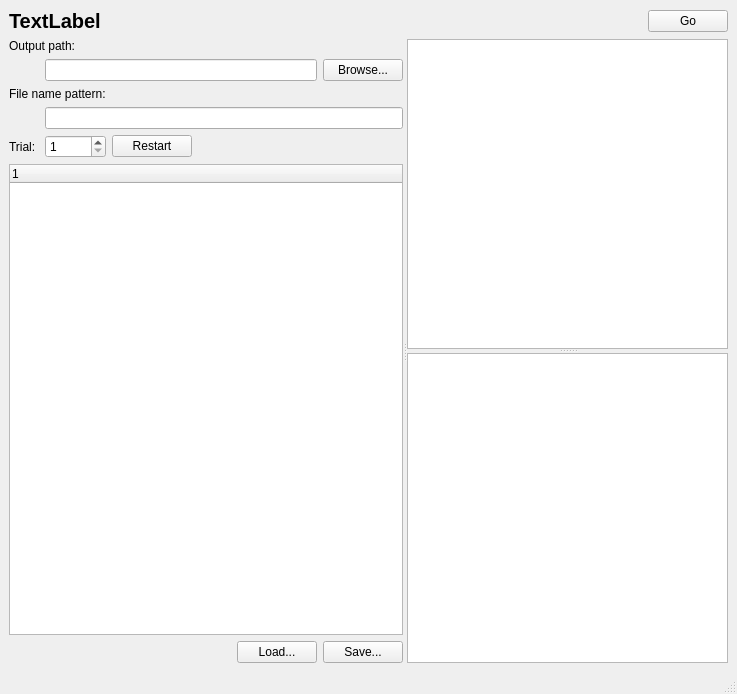
tytell/Bender2, file bender.ui: the form before one commit.
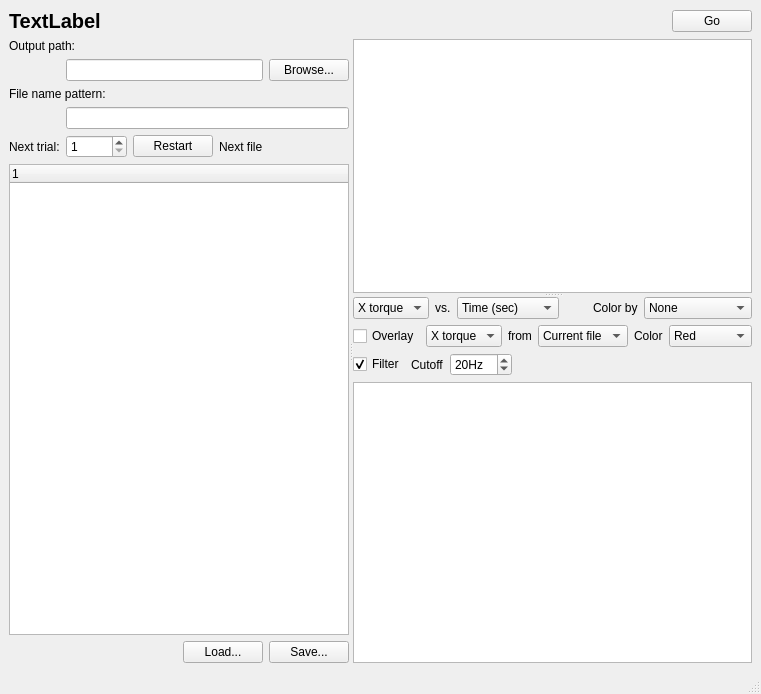
The form after the commit. Custom widgets are drawn as their Qt base class.

```diff
--- a/bender.ui
+++ b/bender.ui
@@ -79,7 +79,7 @@
           <item row="6" column="0">
            <widget class="QLabel" name="label_3">
             <property name="text">
-             <string>Trial:</string>
+             <string>Next trial:</string>
             </property>
            </widget>
           </item>
@@ -123,17 +123,17 @@
            </widget>
           </item>
           <item row="6" column="3">
-           <spacer name="horizontalSpacer_3">
-            <property name="orientation">
-             <enum>Qt::Horizontal</enum>
+           <widget class="QLabel" name="nextFileNameLabel">
+            <property name="sizePolicy">
+             <sizepolicy hsizetype="Expanding" vsizetype="Preferred">
+              <horstretch>0</horstretch>
+              <verstretch>0</verstretch>
+             </sizepolicy>
             </property>
-            <property name="sizeHint" stdset="0">
-             <size>
-              <width>40</width>
-              <height>20</height>
-             </size>
+            <property name="text">
+             <string>Next file</string>
             </property>
-           </spacer>
+           </widget>
           </item>
          </layout>
         </item>
@@ -184,7 +184,294 @@
         <enum>Qt::Vertical</enum>
        </property>
        <widget class="PlotWidget" name="plot1Widget"/>
-       <widget class="PlotWidget" name="plot2Widget"/>
+       <widget class="QWidget" name="verticalLayoutWidget_2">
+        <layout class="QVBoxLayout" name="verticalLayout_3">
+         <item>
+          <layout class="QHBoxLayout" name="horizontalLayout_3">
+           <item>
+            <widget class="QComboBox" name="plotYBox">
+             <item>
+              <property name="text">
+               <string>X torque</string>
+              </property>
+             </item>
+             <item>
+              <property name="text">
+               <string>Y force</string>
+              </property>
+             </item>
+             <item>
+              <property name="text">
+               <string>X force</string>
+              </property>
+             </item>
+             <item>
+              <property name="text">
+               <string>Y force</string>
+              </property>
+             </item>
+             <item>
+              <property name="text">
+               <string>Z force</string>
+              </property>
+             </item>
+             <item>
+              <property name="text">
+               <string>Z torque</string>
+              </property>
+             </item>
+            </widget>
+           </item>
+           <item>
+            <widget class="QLabel" name="label_4">
+             <property name="text">
+              <string>vs.</string>
+             </property>
+            </widget>
+           </item>
+           <item>
+            <widget class="QComboBox" name="plotXBox">
+             <item>
+              <property name="text">
+               <string>Time (sec)</string>
+              </property>
+             </item>
+             <item>
+              <property name="text">
+               <string>Time (cycles)</string>
+              </property>
+             </item>
+             <item>
+              <property name="text">
+               <string>Phase</string>
+              </property>
+             </item>
+             <item>
+              <property name="text">
+               <string>Angle</string>
+              </property>
+             </item>
+            </widget>
+           </item>
+           <item>
+            <spacer name="horizontalSpacer_3">
+             <property name="orientation">
+              <enum>Qt::Horizontal</enum>
+             </property>
+             <property name="sizeHint" stdset="0">
+              <size>
+               <width>40</width>
+               <height>20</height>
+              </size>
+             </property>
+            </spacer>
+           </item>
+           <item>
+            <widget class="QLabel" name="label_5">
+             <property name="text">
+              <string>Color by</string>
+             </property>
+            </widget>
+           </item>
+           <item>
+            <widget class="QComboBox" name="colorByBox">
+             <item>
+              <property name="text">
+               <string>None</string>
+              </property>
+             </item>
+             <item>
+              <property name="text">
+               <string>Active/passive</string>
+              </property>
+             </item>
+             <item>
+              <property name="text">
+               <string>Cycle number</string>
+              </property>
+             </item>
+            </widget>
+           </item>
+          </layout>
+         </item>
+         <item>
+          <layout class="QHBoxLayout" name="horizontalLayout_4">
+           <item>
+            <widget class="QCheckBox" name="overlayCheck">
+             <property name="text">
+              <string>Overlay</string>
+             </property>
+            </widget>
+           </item>
+           <item>
+            <widget class="QComboBox" name="plotYOverlayBox">
+             <item>
+              <property name="text">
+               <string>X torque</string>
+              </property>
+             </item>
+             <item>
+              <property name="text">
+               <string>Y force</string>
+              </property>
+             </item>
+             <item>
+              <property name="text">
+               <string>X force</string>
+              </property>
+             </item>
+             <item>
+              <property name="text">
+               <string>Y force</string>
+              </property>
+             </item>
+             <item>
+              <property name="text">
+               <string>Z force</string>
+              </property>
+             </item>
+             <item>
+              <property name="text">
+               <string>Z torque</string>
+              </property>
+             </item>
+            </widget>
+           </item>
+           <item>
+            <widget class="QLabel" name="label_6">
+             <property name="text">
+              <string>from</string>
+             </property>
+            </widget>
+           </item>
+           <item>
+            <widget class="QComboBox" name="overlayFromBox">
+             <item>
+              <property name="text">
+               <string>Current file</string>
+              </property>
+             </item>
+             <item>
+              <property name="text">
+               <string>Other file...</string>
+              </property>
+             </item>
+            </widget>
+           </item>
+           <item>
+            <spacer name="horizontalSpacer_4">
+             <property name="orientation">
+              <enum>Qt::Horizontal</enum>
+             </property>
+             <property name="sizeHint" stdset="0">
+              <size>
+               <width>40</width>
+               <height>20</height>
+              </size>
+             </property>
+            </spacer>
+           </item>
+           <item>
+            <widget class="QLabel" name="label_7">
+             <property name="text">
+              <string>Color</string>
+             </property>
+            </widget>
+           </item>
+           <item>
+            <widget class="QComboBox" name="overlayColorBox">
+             <item>
+              <property name="text">
+               <string>Red</string>
+              </property>
+             </item>
+             <item>
+              <property name="text">
+               <string>Blue</string>
+              </property>
+             </item>
+             <item>
+              <property name="text">
+               <string>Green</string>
+              </property>
+             </item>
+             <item>
+              <property name="text">
+               <string>Black</string>
+              </property>
+             </item>
+             <item>
+              <property name="text">
+               <string>Dark red</string>
+              </property>
+             </item>
+             <item>
+              <property name="text">
+               <string>Dark blue</string>
+              </property>
+             </item>
+            </widget>
+           </item>
+          </layout>
+         </item>
+         <item>
+          <layout class="QHBoxLayout" name="horizontalLayout_5">
+           <item>
+            <widget class="QCheckBox" name="filterCheck">
+             <property name="text">
+              <string>Filter</string>
+             </property>
+             <property name="checked">
+              <bool>true</bool>
+             </property>
+            </widget>
+           </item>
+           <item>
+            <widget class="QLabel" name="label_8">
+             <property name="text">
+              <string>Cutoff</string>
+             </property>
+            </widget>
+           </item>
+           <item>
+            <widget class="QDoubleSpinBox" name="filterCutoffBox">
+             <property name="suffix">
+              <string>Hz</string>
+             </property>
+             <property name="decimals">
+              <number>0</number>
+             </property>
+             <property name="maximum">
+              <double>500.000000000000000</double>
+             </property>
+             <property name="singleStep">
+              <double>10.000000000000000</double>
+             </property>
+             <property name="value">
+              <double>20.000000000000000</double>
+             </property>
+            </widget>
+           </item>
+           <item>
+            <spacer name="horizontalSpacer_5">
+             <property name="orientation">
+              <enum>Qt::Horizontal</enum>
+             </property>
+             <property name="sizeHint" stdset="0">
+              <size>
+               <width>40</width>
+               <height>20</height>
+              </size>
+             </property>
+            </spacer>
+           </item>
+          </layout>
+         </item>
+         <item>
+          <widget class="PlotWidget" name="plot2Widget"/>
+         </item>
+        </layout>
+       </widget>
       </widget>
      </widget>
     </item>
```
Left out of the diff: 2 changed lines with no effect on the pictures.
